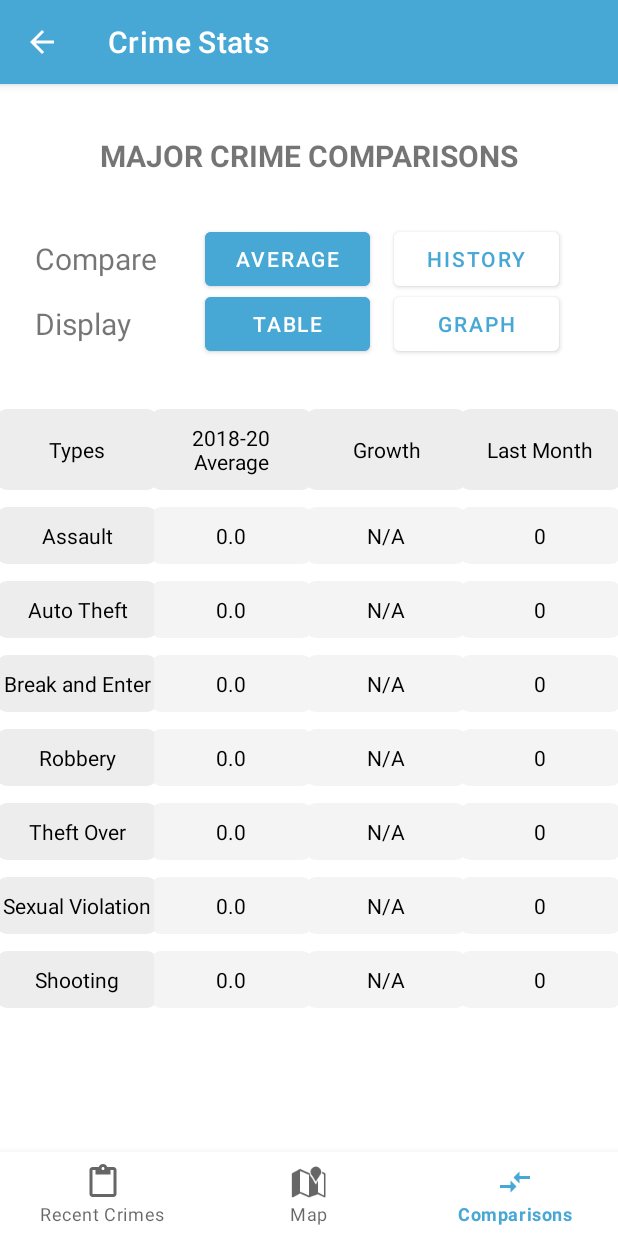
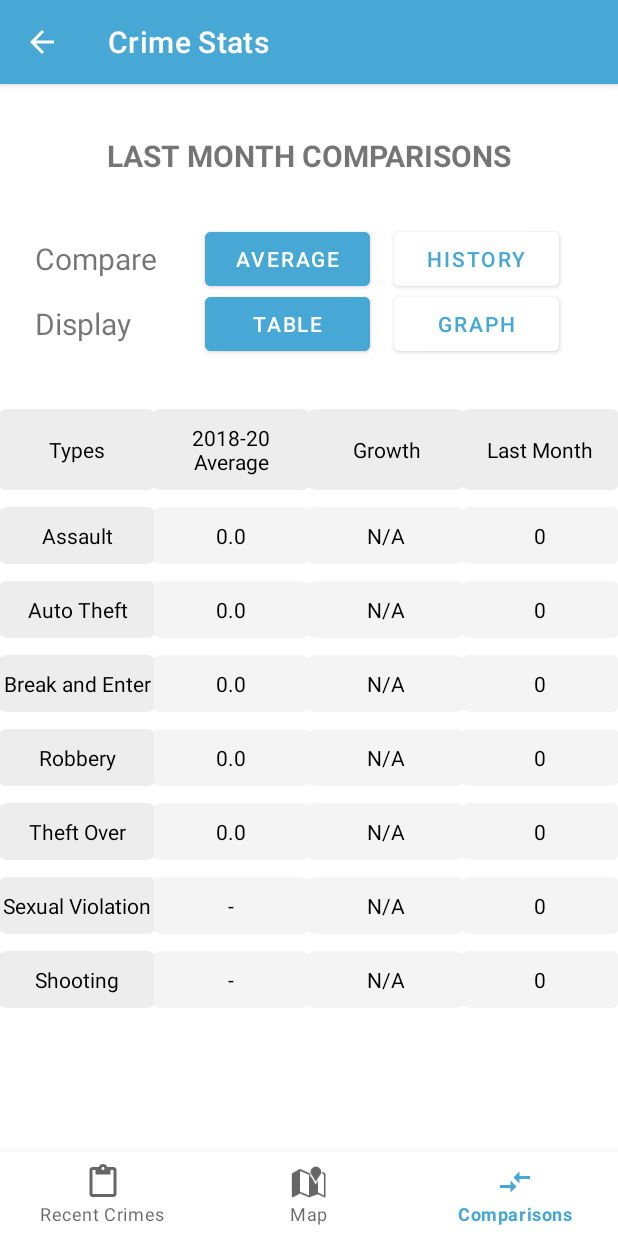
Before and after one commit to heatherwang39/NWTO, an Android app: the CrimeStatsActivity screen opened directly, with no data from a screen before it, item 3 of the bottom bar chosen, on a phone screen of 412 x 824 dp. Run offline under Robolectric (Android 15) with nearby library versions, the phone set to English and light mode, and no system bars; our stand-ins replace Firebase (no records; nobody signed in at launch, a user with empty details on screens opened directly); libraries missing offline, so code that uses them is left out: com.google.maps.android, com.jjoe64.graphview, org.osmdroid.api, org.osmdroid.config, org.osmdroid.tileprovider and 2 more; plain views replace GraphView; pictures from the network do not load; 59 statements that could not run were skipped.

Commit message:
Resolve issues #5,6 and 8

```diff
--- a/app/src/main/java/com/example/nwto/CrimeStatsActivity.java
+++ b/app/src/main/java/com/example/nwto/CrimeStatsActivity.java
@@ -50,6 +50,7 @@ public class CrimeStatsActivity extends AppCompatActivity {
     public static final int[] YEARS = new int[] {2018, 2019, 2020};
     public static final String[] CRIMETYPES_YE = new String[] {"Assault", "Auto Theft", "Break and Enter", "Robbery", "Theft Over"};
     public static final String[] CRIMETYPES_YTD = new String[] {"Assault", "Auto Theft", "Break and Enter", "Robbery", "Theft Over", "Sexual Violation", "Shooting"};
+    public static final String EMPTY_VALUE = "-";
 
     private boolean calculationYE = false, calculationYTD = false;
 
@@ -319,7 +320,7 @@ public class CrimeStatsActivity extends AppCompatActivity {
                 int index = row * colNumb_mode1 + col;
                 if (row == 0) mTable_mode1.add(new TableBox(index, header_mode1[col], colorHeader));
                 else if (col == 0) mTable_mode1.add(new TableBox(index, stub_mode1[row - 1], colorHeader));
-                else mTable_mode1.add(new TableBox(index, "0.0", colorBody));
+                else mTable_mode1.add(new TableBox(index, EMPTY_VALUE, colorBody));
             }
         }
 
@@ -331,7 +332,7 @@ public class CrimeStatsActivity extends AppCompatActivity {
                 int index = row * colNumb_mode2 + col;
                 if (row == 0) mTable_mode2.add(new TableBox(index, header_mode2[col], colorHeader));
                 else if (col == 0) mTable_mode2.add(new TableBox(index, stub_mode2[row - 1], colorHeader));
-                else mTable_mode2.add(new TableBox(index, "0.0", colorBody));
+                else mTable_mode2.add(new TableBox(index, EMPTY_VALUE, colorBody));
             }
         }
 
@@ -473,14 +474,18 @@ public class CrimeStatsActivity extends AppCompatActivity {
         int threshold = 30;
         for (int i = 1; i < numbOfRows; i++) { // numbOfRows doesn't count the header row
             int rowIndex = numbOfCols * i;
-            double avgMonthlyCount = Double.parseDouble(mTable_mode1.get(rowIndex + 1).getText());
-            double lastMonthCount = Double.parseDouble(mTable_mode1.get(rowIndex + 3).getText());
+            String avgMonthlyCountVal = mTable_mode1.get(rowIndex + 1).getText();
+            if (avgMonthlyCountVal.equals(EMPTY_VALUE)) avgMonthlyCountVal = "0.0";
+            String lastMonthCountVal = mTable_mode1.get(rowIndex + 3).getText();
+            if (lastMonthCountVal.equals(EMPTY_VALUE)) lastMonthCountVal = "0.0";
+
+            double avgMonthlyCount = Double.parseDouble(avgMonthlyCountVal);
+            double lastMonthCount = Double.parseDouble(lastMonthCountVal);
             double growth = (lastMonthCount - avgMonthlyCount) / avgMonthlyCount * 100;
             int color = 0;
             if (growth < -threshold) color = colorGreen;
             else if (growth > threshold) color = colorRed;
             else color = colorYellow;
-
 
             TableBox growthBox = mTable_mode1.get(rowIndex + 2);
             if (avgMonthlyCount == 0) growthBox.setText("N/A");
--- a/app/src/main/java/com/example/nwto/fragment/CrimeStatsFragment.java
+++ b/app/src/main/java/com/example/nwto/fragment/CrimeStatsFragment.java
@@ -18,7 +18,9 @@ import com.google.android.material.button.MaterialButton;
 import com.jjoe64.graphview.GraphView;
 import com.jjoe64.graphview.GridLabelRenderer;
 import com.jjoe64.graphview.LegendRenderer;
+import com.jjoe64.graphview.Viewport;
 import com.jjoe64.graphview.helper.StaticLabelsFormatter;
+import com.jjoe64.graphview.series.BarGraphSeries;
 import com.jjoe64.graphview.series.DataPoint;
 import com.jjoe64.graphview.series.LineGraphSeries;
 
@@ -81,44 +83,53 @@ public class CrimeStatsFragment extends Fragment {
         int rowNumb = table.size() / CrimeStatsActivity.HEADER_MODE1.length - 1; // excluding the header row
         DataPoint[] monthlyAvgDataPoints = new DataPoint[rowNumb];
         DataPoint[] lastMonthDataPoints = new DataPoint[rowNumb];
-        String[] xLabel = new String[rowNumb];
+        String[] xLabel = new String[rowNumb + 1];
+        xLabel[0] = "";
 
         // initializes renderers
         GridLabelRenderer gridRenderer = mGraphView_mode1.getGridLabelRenderer();
         LegendRenderer legendRenderer = mGraphView_mode1.getLegendRenderer();
+        Viewport viewport = mGraphView_mode1.getViewport();
         StaticLabelsFormatter staticLabelsFormatter = new StaticLabelsFormatter(mGraphView_mode1);
         staticLabelsFormatter.setHorizontalLabels(xLabel);
 
         // builds plots
         for (int i = 0; i < rowNumb; i++) {
             int rowIndex = CrimeStatsActivity.HEADER_MODE1.length * (i + 1);
-            xLabel[i] = table.get(rowIndex).getText(); // finds x label (Crime Types)
+            xLabel[i+1] = table.get(rowIndex).getText(); // finds x label (Crime Types)
 
             TableBox monthlyAvg = table.get(rowIndex + 1); // plot 1
-            monthlyAvgDataPoints[i] = new DataPoint(i, Double.parseDouble(monthlyAvg.getText()));
+            String monthlyAvgVal = monthlyAvg.getText();
+            if (monthlyAvgVal.equals(CrimeStatsActivity.EMPTY_VALUE)) monthlyAvgVal = "0.0";
+            monthlyAvgDataPoints[i] = new DataPoint(i, Double.parseDouble(monthlyAvgVal));
 
             TableBox lastMonth = table.get(rowIndex + 3); // plot 2
-            lastMonthDataPoints[i] = new DataPoint(i, Double.parseDouble(lastMonth.getText()));
+            String lastMonthVal = lastMonth.getText();
+            if (lastMonthVal.equals(CrimeStatsActivity.EMPTY_VALUE)) lastMonthVal = "0.0";
+            lastMonthDataPoints[i] = new DataPoint(i, Double.parseDouble(lastMonthVal));
         }
 
         // plot 1
-        LineGraphSeries<DataPoint> dataEntry_monthlyAvg = new LineGraphSeries<>(monthlyAvgDataPoints);
+        BarGraphSeries<DataPoint> dataEntry_monthlyAvg = new BarGraphSeries<>(monthlyAvgDataPoints);
         dataEntry_monthlyAvg.setColor(colors[0]);
         dataEntry_monthlyAvg.setTitle(CrimeStatsActivity.HEADER_MODE1[1]);
-        dataEntry_monthlyAvg.setDrawDataPoints(true);
+        dataEntry_monthlyAvg.setDataWidth(0.5);
         mGraphView_mode1.addSeries(dataEntry_monthlyAvg);
 
         // plot 2
-        LineGraphSeries<DataPoint> dataEntry_lastMonth = new LineGraphSeries<>(lastMonthDataPoints);
+        BarGraphSeries<DataPoint> dataEntry_lastMonth = new BarGraphSeries<>(lastMonthDataPoints);
         dataEntry_monthlyAvg.setColor(colors[1]);
         dataEntry_lastMonth.setTitle(CrimeStatsActivity.HEADER_MODE1[3]);
-        dataEntry_lastMonth.setDrawDataPoints(true);
+        dataEntry_lastMonth.setDataWidth(0.5);
         mGraphView_mode1.addSeries(dataEntry_lastMonth);
 
         // sets renderers settings
         gridRenderer.setLabelFormatter(staticLabelsFormatter);
         gridRenderer.setLabelsSpace(20);
         gridRenderer.setHorizontalLabelsAngle(120);
+        gridRenderer.setHighlightZeroLines(false);
+        viewport.setMinX(-1);
+        viewport.setXAxisBoundsManual(true);
         legendRenderer.setVisible(true);
         legendRenderer.setBackgroundColor(colors[colors.length - 1]);
         legendRenderer.setAlign(LegendRenderer.LegendAlign.TOP);
@@ -154,7 +165,9 @@ public class CrimeStatsFragment extends Fragment {
             for (int j = 0; j < colLength; j++) {
                 int col = j + 1;
                 TableBox entry = table.get(row * (colLength + 1) + col);
-                plot[j] = new DataPoint(j, Double.parseDouble(entry.getText()));
+                String entryVal = entry.getText();
+                if (entryVal.equals(CrimeStatsActivity.EMPTY_VALUE)) entryVal = "0.0";
+                plot[j] = new DataPoint(j, Double.parseDouble(entryVal));
             }
             LineGraphSeries<DataPoint> dataSeries = new LineGraphSeries<>(plot);
             dataSeries.setColor(colors[i % colors.length]);
@@ -167,6 +180,7 @@ public class CrimeStatsFragment extends Fragment {
         gridRenderer.setLabelFormatter(staticLabelsFormatter);
         gridRenderer.setLabelsSpace(15);
         gridRenderer.setHorizontalLabelsAngle(120);
+        gridRenderer.setHighlightZeroLines(false);
         legendRenderer.setVisible(true);
         legendRenderer.setBackgroundColor(colors[colors.length - 1]);
         legendRenderer.setAlign(LegendRenderer.LegendAlign.TOP);
--- a/app/src/main/java/com/example/nwto/util/ServerConnection.java
+++ b/app/src/main/java/com/example/nwto/util/ServerConnection.java
@@ -49,8 +49,8 @@ public class ServerConnection {
             connection.setRequestMethod("GET");
 
             // configures timeouts
-            connection.setConnectTimeout(3000); // 3s
-            connection.setReadTimeout(3000);
+            connection.setConnectTimeout(10000); // 10s
+            connection.setReadTimeout(10000);
 
             // reads the status code
             int responseCode = connection.getResponseCode();
--- a/app/src/main/res/layout/custom_layout_contact.xml
+++ b/app/src/main/res/layout/custom_layout_contact.xml
@@ -29,7 +29,7 @@
                 android:layout_marginTop="16dp"
                 android:layout_marginBottom="16dp"
                 android:text="Title"
-                android:textSize="20dp"
+                android:textSize="16dp"
                 android:textStyle="bold"
                 app:layout_constraintBottom_toBottomOf="parent"
                 app:layout_constraintStart_toStartOf="parent"
--- a/app/src/main/res/layout/fragment_crime_stats.xml
+++ b/app/src/main/res/layout/fragment_crime_stats.xml
@@ -9,7 +9,7 @@
     <TextView
         android:layout_width="wrap_content"
         android:layout_height="wrap_content"
-        android:text="Major Crime Comparisons"
+        android:text="Last Month Comparisons"
         android:textSize="20dp"
         android:textAllCaps="true"
         android:textStyle="bold"
```
Also changed, not shown: app/src/main/java/com/example/nwto/ContactsActivity.java (+5 -3 lines), app/src/main/res/layout/activity_contacts.xml (+13 -13 lines).
